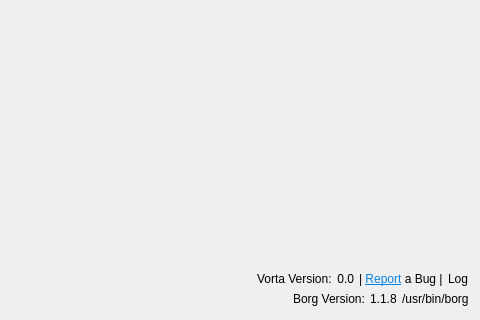
Old version of the form src/vorta/assets/UI/misctab.ui in the repository borgbase/vorta; both pictures show x 311 to 791 and y 177 to 497 of the 791 by 497 pixel window.
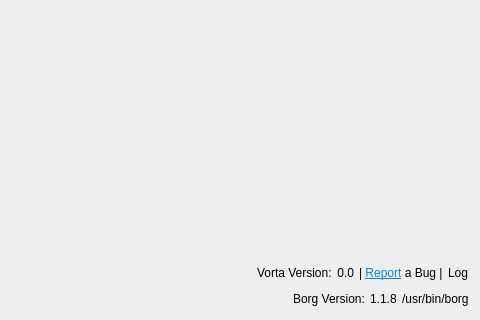
New version of the form.

Commit message: Group settings widgets in `misctab`.

```diff
--- a/src/vorta/assets/UI/misctab.ui
+++ b/src/vorta/assets/UI/misctab.ui
@@ -15,7 +15,7 @@
   </property>
   <layout class="QVBoxLayout" name="verticalLayout_2">
    <property name="spacing">
-    <number>0</number>
+    <number>6</number>
    </property>
    <item>
     <layout class="QVBoxLayout" name="checkboxLayout">
```
Left out of the diff: 13 changed lines with no effect on the pictures. The commit also changes 6 other files.
